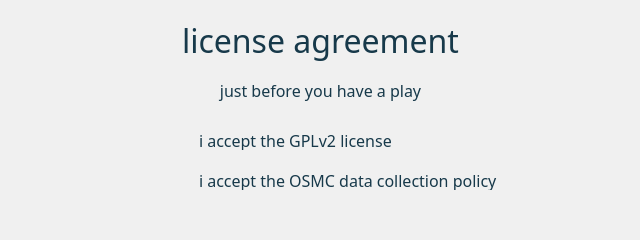
Before: the Qt Designer form installer/host/qt_host_installer/licenseagreement.ui in osmc/osmc, drawn with Qt 5.
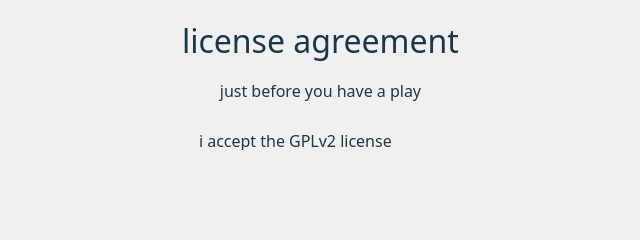
After: the same form once the commit is applied. Icons and pictures are not drawn.

Commit message: [installer] [host] remove data collection policy

Patch:
```diff
--- a/installer/host/qt_host_installer/licenseagreement.ui
+++ b/installer/host/qt_host_installer/licenseagreement.ui
@@ -158,32 +158,6 @@
     <string>i accept the GPLv2 license</string>
    </property>
   </widget>
-  <widget class="QCheckBox" name="datapolacceptcheckBox">
-   <property name="geometry">
-    <rect>
-     <x>180</x>
-     <y>170</y>
-     <width>331</width>
-     <height>20</height>
-    </rect>
-   </property>
-   <property name="font">
-    <font>
-     <family>Source Sans Pro</family>
-     <pointsize>12</pointsize>
-    </font>
-   </property>
-   <property name="focusPolicy">
-    <enum>Qt::WheelFocus</enum>
-   </property>
-   <property name="styleSheet">
-    <string notr="true">color: #17394A;
-background: rgb(240, 240, 240, 0);</string>
-   </property>
-   <property name="text">
-    <string>i accept the OSMC data collection policy</string>
-   </property>
-  </widget>
  </widget>
  <tabstops>
   <tabstop>gplacceptcheckBox</tabstop>
```
Left out of the diff: 1 changed line with no effect on the pictures. The commit also changes 2 other files.
